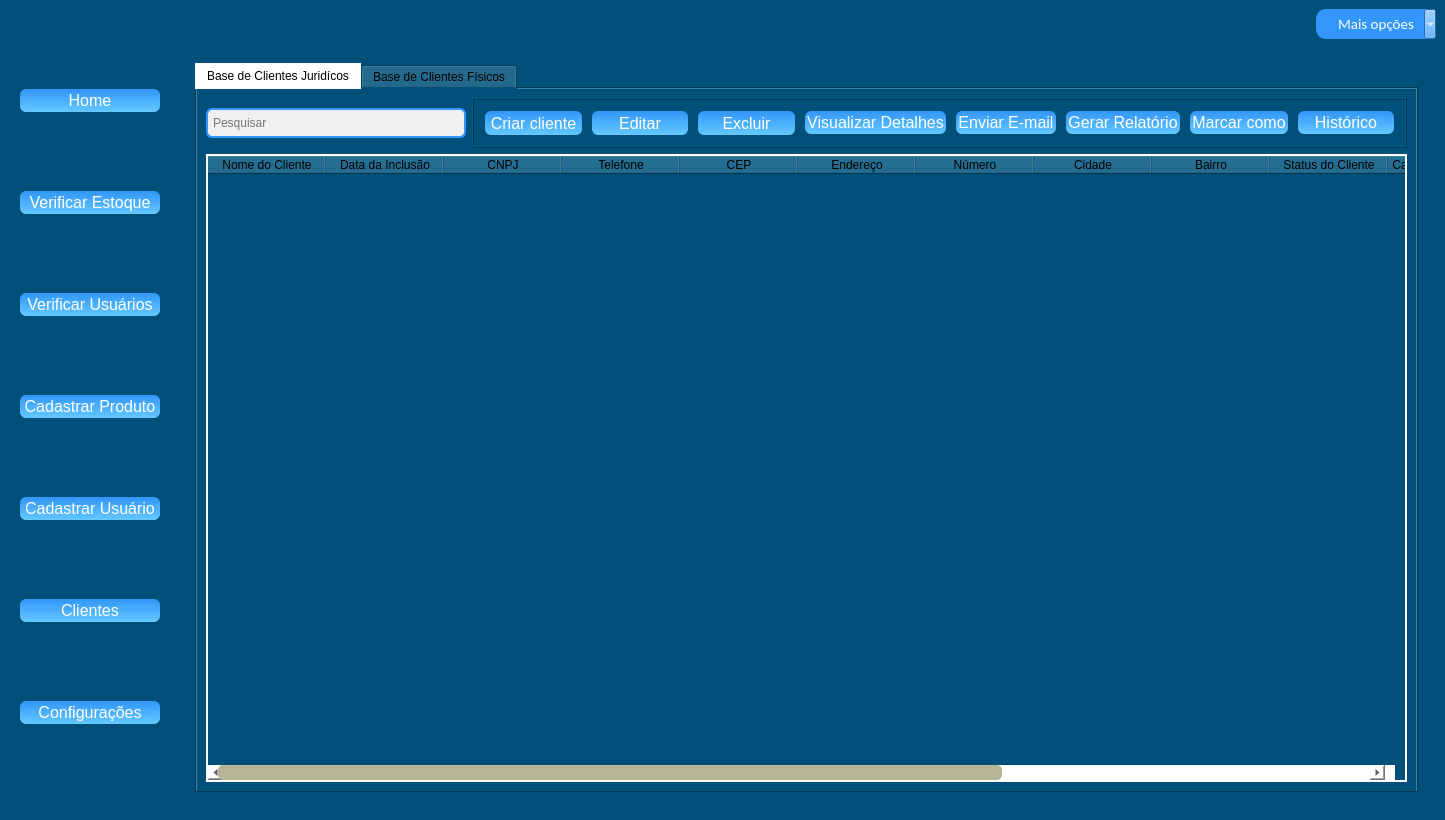
Old version of the form novamaine.ui in the repository KevenLucas025/ProjetoERP.
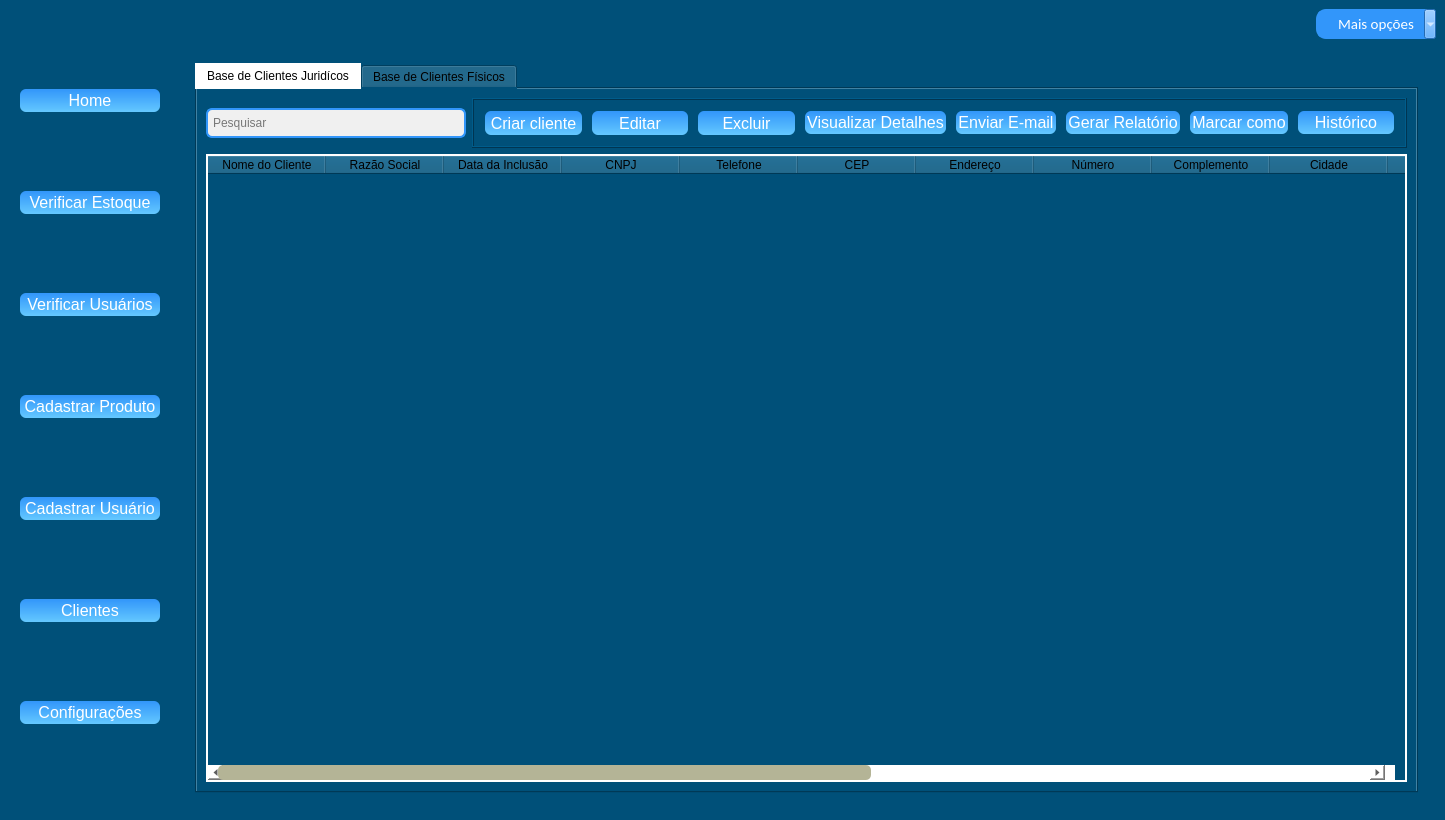
New version of the form. The open tabs and pages were chosen to show the change. Icons and pictures are not drawn.

What changed in the file:
```diff
--- a/novamaine.ui
+++ b/novamaine.ui
@@ -6381,6 +6381,11 @@
                    <string>Nome do Cliente</string>
                   </property>
                  </column>
+                 <column>
+                  <property name="text">
+                   <string>Razão Social</string>
+                  </property>
+                 </column>
                  <column>
                   <property name="text">
                    <string>Data da Inclusão</string>
@@ -6411,6 +6416,11 @@
                    <string>Número</string>
                   </property>
                  </column>
+                 <column>
+                  <property name="text">
+                   <string>Complemento</string>
+                  </property>
+                 </column>
                  <column>
                   <property name="text">
                    <string>Cidade</string>
@@ -6421,6 +6431,11 @@
                    <string>Bairro</string>
                   </property>
                  </column>
+                 <column>
+                  <property name="text">
+                   <string>Estado</string>
+                  </property>
+                 </column>
                  <column>
                   <property name="text">
                    <string>Status do Cliente</string>
```
Left out of the diff: 10 changed lines with no effect on the pictures.
